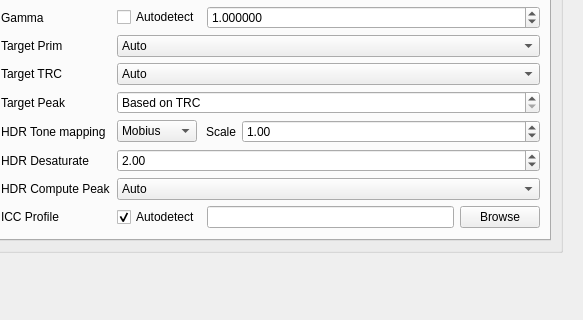
First picture: the form in settingswindow.ui, repository mpc-qt/mpc-qt, before the edit; both pictures show x 196 to 779 and y 126 to 446 of the 779 by 735 pixel window.
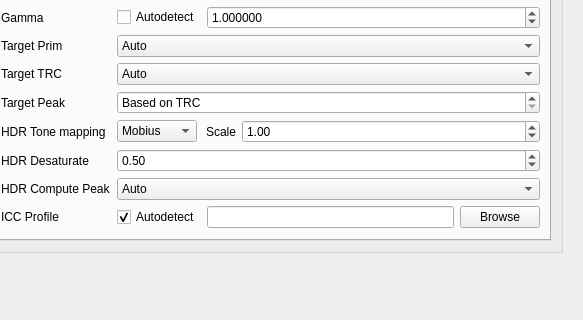
Second picture: the form after the edit.

Commit message:
settingswindow.ui: update default desaturation
Was 2.0, now 0.5.

Diff of the .ui file:
```diff
--- a/settingswindow.ui
+++ b/settingswindow.ui
@@ -4109,7 +4109,7 @@
                      <double>10.000000000000000</double>
                     </property>
                     <property name="value">
-                     <double>2.000000000000000</double>
+                     <double>0.500000000000000</double>
                     </property>
                    </widget>
                   </item>
```
